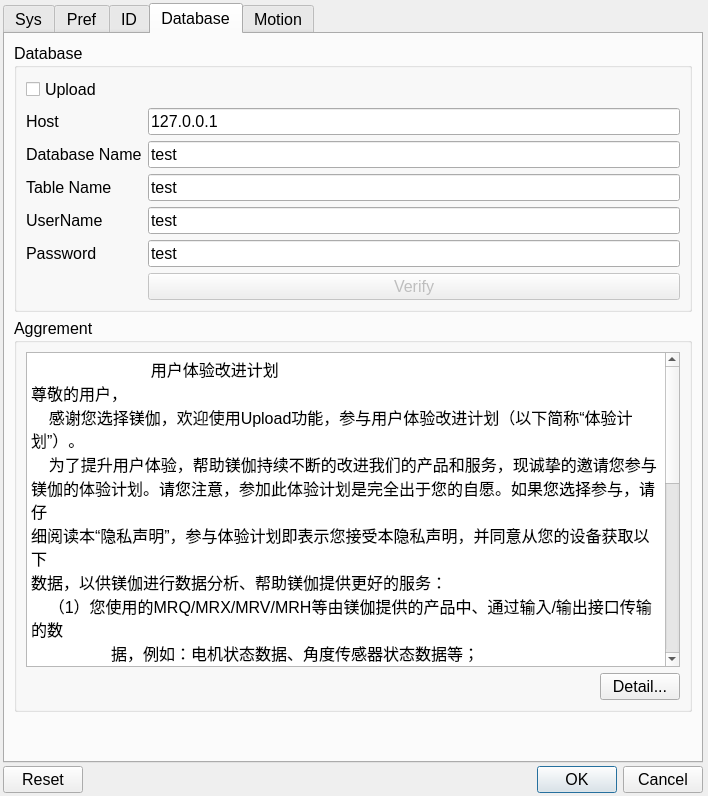
Old version of the form source/wnd/ui/syspref.ui in the repository ww4u/megarobostudio.
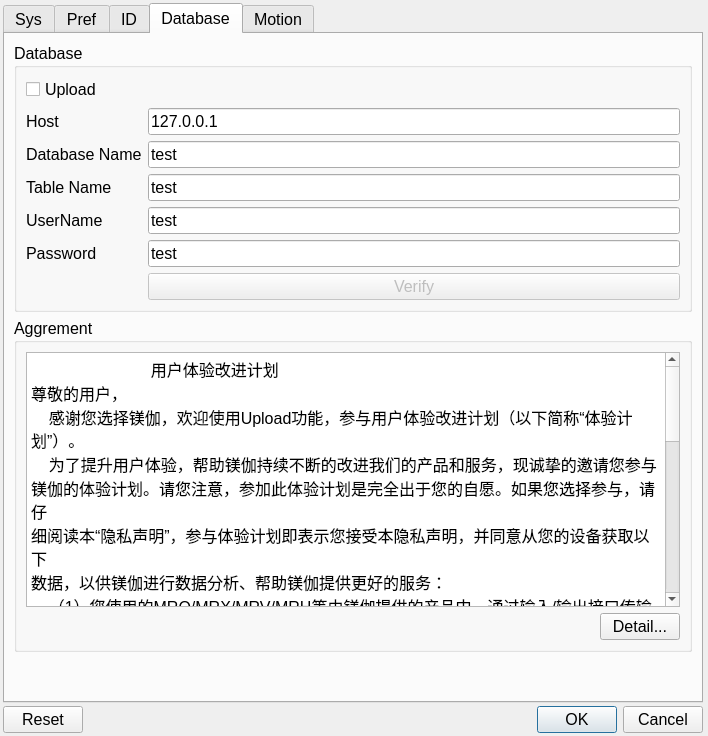
New version of the form. The open tabs and pages were chosen to show the change. Icons and pictures are not drawn.

What changed in the file:
```diff
--- a/source/wnd/ui/syspref.ui
+++ b/source/wnd/ui/syspref.ui
@@ -7,7 +7,7 @@
     <x>0</x>
     <y>0</y>
     <width>708</width>
-    <height>795</height>
+    <height>733</height>
    </rect>
   </property>
   <property name="sizePolicy">
@@ -58,7 +58,7 @@
      <property name="maximumSize">
       <size>
        <width>700</width>
-       <height>760</height>
+       <height>700</height>
       </size>
      </property>
      <property name="tabPosition">
@@ -1502,34 +1502,34 @@
              <string>&lt;!DOCTYPE HTML PUBLIC &quot;-//W3C//DTD HTML 4.0//EN&quot; &quot;http://www.w3.org/TR/REC-html40/strict.dtd&quot;&gt;
 &lt;html&gt;&lt;head&gt;&lt;meta name=&quot;qrichtext&quot; content=&quot;1&quot; /&gt;&lt;style type=&quot;text/css&quot;&gt;
 p, li { white-space: pre-wrap; }
-&lt;/style&gt;&lt;/head&gt;&lt;body style=&quot; font-family:'Ubuntu'; font-size:12pt; font-weight:400; font-style:normal;&quot;&gt;
-&lt;p style=&quot; margin-top:0px; margin-bottom:0px; margin-left:0px; margin-right:0px; -qt-block-indent:0; text-indent:0px;&quot;&gt;&lt;span style=&quot; font-family:'SimSun';&quot;&gt;                           用户体验改进计划&lt;/span&gt;&lt;/p&gt;
-&lt;p style=&quot; margin-top:0px; margin-bottom:0px; margin-left:0px; margin-right:0px; -qt-block-indent:0; text-indent:0px;&quot;&gt;&lt;span style=&quot; font-family:'SimSun';&quot;&gt;尊敬的用户，&lt;/span&gt;&lt;/p&gt;
-&lt;p style=&quot; margin-top:0px; margin-bottom:0px; margin-left:0px; margin-right:0px; -qt-block-indent:0; text-indent:0px;&quot;&gt;&lt;span style=&quot; font-family:'SimSun';&quot;&gt;    感谢您选择镁伽，欢迎使用Upload功能，参与用户体验改进计划（以下简称“体验计划”）。&lt;/span&gt;&lt;/p&gt;
-&lt;p style=&quot; margin-top:0px; margin-bottom:0px; margin-left:0px; margin-right:0px; -qt-block-indent:0; text-indent:0px;&quot;&gt;&lt;span style=&quot; font-family:'SimSun';&quot;&gt;    为了提升用户体验，帮助镁伽持续不断的改进我们的产品和服务，现诚挚的邀请您参与&lt;/span&gt;&lt;/p&gt;
-&lt;p style=&quot; margin-top:0px; margin-bottom:0px; margin-left:0px; margin-right:0px; -qt-block-indent:0; text-indent:0px;&quot;&gt;&lt;span style=&quot; font-family:'SimSun';&quot;&gt;镁伽的体验计划。请您注意，参加此体验计划是完全出于您的自愿。如果您选择参与，请仔&lt;/span&gt;&lt;/p&gt;
-&lt;p style=&quot; margin-top:0px; margin-bottom:0px; margin-left:0px; margin-right:0px; -qt-block-indent:0; text-indent:0px;&quot;&gt;&lt;span style=&quot; font-family:'SimSun';&quot;&gt;细阅读本“隐私声明”，参与体验计划即表示您接受本隐私声明，并同意从您的设备获取以下&lt;/span&gt;&lt;/p&gt;
-&lt;p style=&quot; margin-top:0px; margin-bottom:0px; margin-left:0px; margin-right:0px; -qt-block-indent:0; text-indent:0px;&quot;&gt;&lt;span style=&quot; font-family:'SimSun';&quot;&gt;数据，以供镁伽进行数据分析、帮助镁伽提供更好的服务：&lt;/span&gt;&lt;/p&gt;
-&lt;p style=&quot; margin-top:0px; margin-bottom:0px; margin-left:0px; margin-right:0px; -qt-block-indent:0; text-indent:0px;&quot;&gt;&lt;span style=&quot; font-family:'SimSun';&quot;&gt;    （1）您使用的MRQ/MRX/MRV/MRH等由镁伽提供的产品中、通过输入/输出接口传输的数&lt;/span&gt;&lt;/p&gt;
-&lt;p style=&quot; margin-top:0px; margin-bottom:0px; margin-left:0px; margin-right:0px; -qt-block-indent:0; text-indent:0px;&quot;&gt;&lt;span style=&quot; font-family:'SimSun';&quot;&gt;	据，例如：电机状态数据、角度传感器状态数据等；&lt;/span&gt;&lt;/p&gt;
-&lt;p style=&quot; margin-top:0px; margin-bottom:0px; margin-left:0px; margin-right:0px; -qt-block-indent:0; text-indent:0px;&quot;&gt;&lt;span style=&quot; font-family:'SimSun';&quot;&gt;    （2）您的电机数据经过处理后再传输给镁伽，镁伽将对收集到的数据进行分析处理，&lt;/span&gt;&lt;/p&gt;
-&lt;p style=&quot; margin-top:0px; margin-bottom:0px; margin-left:0px; margin-right:0px; -qt-block-indent:0; text-indent:0px;&quot;&gt;&lt;span style=&quot; font-family:'SimSun';&quot;&gt;	以改进镁伽的产品、服务以及用户体验。&lt;/span&gt;&lt;/p&gt;
-&lt;p style=&quot; margin-top:0px; margin-bottom:0px; margin-left:0px; margin-right:0px; -qt-block-indent:0; text-indent:0px;&quot;&gt;&lt;span style=&quot; font-family:'SimSun';&quot;&gt;    （3）若要开始或停止参与本计划，只需要选择/取消“Upload”功能来启用/禁用对您的&lt;/span&gt;&lt;/p&gt;
-&lt;p style=&quot; margin-top:0px; margin-bottom:0px; margin-left:0px; margin-right:0px; -qt-block-indent:0; text-indent:0px;&quot;&gt;&lt;span style=&quot; font-family:'SimSun';&quot;&gt;	数据收集和传输。&lt;/span&gt;&lt;/p&gt;
-&lt;p style=&quot; margin-top:0px; margin-bottom:0px; margin-left:0px; margin-right:0px; -qt-block-indent:0; text-indent:0px;&quot;&gt;&lt;span style=&quot; font-family:'SimSun';&quot;&gt;    （4）从您的设备中收集的数据将存储在安全的“镁伽云”环境中，数据的传输和使用遵&lt;/span&gt;&lt;/p&gt;
-&lt;p style=&quot; margin-top:0px; margin-bottom:0px; margin-left:0px; margin-right:0px; -qt-block-indent:0; text-indent:0px;&quot;&gt;&lt;span style=&quot; font-family:'SimSun';&quot;&gt;	守所有关于隐私和数据保护的法律和法规。&lt;/span&gt;&lt;/p&gt;
-&lt;p style=&quot; margin-top:0px; margin-bottom:0px; margin-left:0px; margin-right:0px; -qt-block-indent:0; text-indent:0px;&quot;&gt;&lt;span style=&quot; font-family:'SimSun';&quot;&gt;    （5）当镁伽的数据分析完成后，为了本计划的目的而从您的设备中收集到的所有数据&lt;/span&gt;&lt;/p&gt;
-&lt;p style=&quot; margin-top:0px; margin-bottom:0px; margin-left:0px; margin-right:0px; -qt-block-indent:0; text-indent:0px;&quot;&gt;&lt;span style=&quot; font-family:'SimSun';&quot;&gt;	都将被删除。&lt;/span&gt;&lt;/p&gt;
-&lt;p style=&quot; margin-top:0px; margin-bottom:0px; margin-left:0px; margin-right:0px; -qt-block-indent:0; text-indent:0px;&quot;&gt;&lt;span style=&quot; font-family:'SimSun';&quot;&gt;    （6）根据您的需要，您可以和镁伽联系，镁伽可以提供给您上述我们获取的所有您使&lt;/span&gt;&lt;/p&gt;
-&lt;p style=&quot; margin-top:0px; margin-bottom:0px; margin-left:0px; margin-right:0px; -qt-block-indent:0; text-indent:0px;&quot;&gt;&lt;span style=&quot; font-family:'SimSun';&quot;&gt;	用的设备的数据，以帮助您提高设备使用体验。&lt;/span&gt;&lt;/p&gt;
-&lt;p style=&quot; margin-top:0px; margin-bottom:0px; margin-left:0px; margin-right:0px; -qt-block-indent:0; text-indent:0px;&quot;&gt;&lt;span style=&quot; font-family:'SimSun';&quot;&gt;    （7）对于从您的设备收集的所有信息，镁伽将严格保密。&lt;/span&gt;&lt;/p&gt;
-&lt;p style=&quot; margin-top:0px; margin-bottom:0px; margin-left:0px; margin-right:0px; -qt-block-indent:0; text-indent:0px;&quot;&gt;&lt;span style=&quot; font-family:'SimSun';&quot;&gt;    镁伽重视数据的安全。我们采取业内标准的数据保密做法来保护您的数据，防止数据遭&lt;/span&gt;&lt;/p&gt;
-&lt;p style=&quot; margin-top:0px; margin-bottom:0px; margin-left:0px; margin-right:0px; -qt-block-indent:0; text-indent:0px;&quot;&gt;&lt;span style=&quot; font-family:'SimSun';&quot;&gt;	到未经授权的访问、纰漏、使用、修改、损坏或丢失。&lt;/span&gt;&lt;/p&gt;
-&lt;p style=&quot; margin-top:0px; margin-bottom:0px; margin-left:0px; margin-right:0px; -qt-block-indent:0; text-indent:0px;&quot;&gt;&lt;span style=&quot; font-family:'SimSun';&quot;&gt;    （8）联系方式&lt;/span&gt;&lt;/p&gt;
-&lt;p style=&quot; margin-top:0px; margin-bottom:0px; margin-left:0px; margin-right:0px; -qt-block-indent:0; text-indent:0px;&quot;&gt;&lt;span style=&quot; font-family:'SimSun';&quot;&gt;    您如果有任何疑问、需求、意见或建议，请发送电子邮件给：&lt;/span&gt;&lt;/p&gt;
-&lt;p style=&quot; margin-top:0px; margin-bottom:0px; margin-left:0px; margin-right:0px; -qt-block-indent:0; text-indent:0px;&quot;&gt;&lt;span style=&quot; font-family:'SimSun';&quot;&gt;	officialmail@megarobo.tech与我们联系，或访问我们的网站www.megarobo.tech。&lt;/span&gt;&lt;/p&gt;
-&lt;p style=&quot;-qt-paragraph-type:empty; margin-top:0px; margin-bottom:0px; margin-left:0px; margin-right:0px; -qt-block-indent:0; text-indent:0px; font-family:'SimSun';&quot;&gt;&lt;br /&gt;&lt;/p&gt;
-&lt;p style=&quot; margin-top:0px; margin-bottom:0px; margin-left:0px; margin-right:0px; -qt-block-indent:0; text-indent:0px;&quot;&gt;&lt;span style=&quot; font-family:'SimSun';&quot;&gt;    版权所有©北京镁伽机器人科技有限公司2018，保留一切权利。&lt;/span&gt;&lt;/p&gt;&lt;/body&gt;&lt;/html&gt;</string>
+&lt;/style&gt;&lt;/head&gt;&lt;body style=&quot; font-family:'SimSun'; font-size:12pt; font-weight:400; font-style:normal;&quot;&gt;
+&lt;p style=&quot; margin-top:0px; margin-bottom:0px; margin-left:0px; margin-right:0px; -qt-block-indent:0; text-indent:0px;&quot;&gt;                           用户体验改进计划&lt;/p&gt;
+&lt;p style=&quot; margin-top:0px; margin-bottom:0px; margin-left:0px; margin-right:0px; -qt-block-indent:0; text-indent:0px;&quot;&gt;尊敬的用户，&lt;/p&gt;
+&lt;p style=&quot; margin-top:0px; margin-bottom:0px; margin-left:0px; margin-right:0px; -qt-block-indent:0; text-indent:0px;&quot;&gt;    感谢您选择镁伽，欢迎使用Upload功能，参与用户体验改进计划（以下简称“体验计划”）。&lt;/p&gt;
+&lt;p style=&quot; margin-top:0px; margin-bottom:0px; margin-left:0px; margin-right:0px; -qt-block-indent:0; text-indent:0px;&quot;&gt;    为了提升用户体验，帮助镁伽持续不断的改进我们的产品和服务，现诚挚的邀请您参与&lt;/p&gt;
+&lt;p style=&quot; margin-top:0px; margin-bottom:0px; margin-left:0px; margin-right:0px; -qt-block-indent:0; text-indent:0px;&quot;&gt;镁伽的体验计划。请您注意，参加此体验计划是完全出于您的自愿。如果您选择参与，请仔&lt;/p&gt;
+&lt;p style=&quot; margin-top:0px; margin-bottom:0px; margin-left:0px; margin-right:0px; -qt-block-indent:0; text-indent:0px;&quot;&gt;细阅读本“隐私声明”，参与体验计划即表示您接受本隐私声明，并同意从您的设备获取以下&lt;/p&gt;
+&lt;p style=&quot; margin-top:0px; margin-bottom:0px; margin-left:0px; margin-right:0px; -qt-block-indent:0; text-indent:0px;&quot;&gt;数据，以供镁伽进行数据分析、帮助镁伽提供更好的服务：&lt;/p&gt;
+&lt;p style=&quot; margin-top:0px; margin-bottom:0px; margin-left:0px; margin-right:0px; -qt-block-indent:0; text-indent:0px;&quot;&gt;    （1）您使用的MRQ/MRX/MRV/MRH等由镁伽提供的产品中、通过输入/输出接口传输的数&lt;/p&gt;
+&lt;p style=&quot; margin-top:0px; margin-bottom:0px; margin-left:0px; margin-right:0px; -qt-block-indent:0; text-indent:0px;&quot;&gt;	据，例如：电机状态数据、角度传感器状态数据等；&lt;/p&gt;
+&lt;p style=&quot; margin-top:0px; margin-bottom:0px; margin-left:0px; margin-right:0px; -qt-block-indent:0; text-indent:0px;&quot;&gt;    （2）您的电机数据经过处理后再传输给镁伽，镁伽将对收集到的数据进行分析处理，&lt;/p&gt;
+&lt;p style=&quot; margin-top:0px; margin-bottom:0px; margin-left:0px; margin-right:0px; -qt-block-indent:0; text-indent:0px;&quot;&gt;	以改进镁伽的产品、服务以及用户体验。&lt;/p&gt;
+&lt;p style=&quot; margin-top:0px; margin-bottom:0px; margin-left:0px; margin-right:0px; -qt-block-indent:0; text-indent:0px;&quot;&gt;    （3）若要开始或停止参与本计划，只需要选择/取消“Upload”功能来启用/禁用对您的&lt;/p&gt;
+&lt;p style=&quot; margin-top:0px; margin-bottom:0px; margin-left:0px; margin-right:0px; -qt-block-indent:0; text-indent:0px;&quot;&gt;	数据收集和传输。&lt;/p&gt;
+&lt;p style=&quot; margin-top:0px; margin-bottom:0px; margin-left:0px; margin-right:0px; -qt-block-indent:0; text-indent:0px;&quot;&gt;    （4）从您的设备中收集的数据将存储在安全的“镁伽云”环境中，数据的传输和使用遵&lt;/p&gt;
+&lt;p style=&quot; margin-top:0px; margin-bottom:0px; margin-left:0px; margin-right:0px; -qt-block-indent:0; text-indent:0px;&quot;&gt;	守所有关于隐私和数据保护的法律和法规。&lt;/p&gt;
+&lt;p style=&quot; margin-top:0px; margin-bottom:0px; margin-left:0px; margin-right:0px; -qt-block-indent:0; text-indent:0px;&quot;&gt;    （5）当镁伽的数据分析完成后，为了本计划的目的而从您的设备中收集到的所有数据&lt;/p&gt;
+&lt;p style=&quot; margin-top:0px; margin-bottom:0px; margin-left:0px; margin-right:0px; -qt-block-indent:0; text-indent:0px;&quot;&gt;	都将被删除。&lt;/p&gt;
+&lt;p style=&quot; margin-top:0px; margin-bottom:0px; margin-left:0px; margin-right:0px; -qt-block-indent:0; text-indent:0px;&quot;&gt;    （6）根据您的需要，您可以和镁伽联系，镁伽可以提供给您上述我们获取的所有您使&lt;/p&gt;
+&lt;p style=&quot; margin-top:0px; margin-bottom:0px; margin-left:0px; margin-right:0px; -qt-block-indent:0; text-indent:0px;&quot;&gt;	用的设备的数据，以帮助您提高设备使用体验。&lt;/p&gt;
+&lt;p style=&quot; margin-top:0px; margin-bottom:0px; margin-left:0px; margin-right:0px; -qt-block-indent:0; text-indent:0px;&quot;&gt;    （7）对于从您的设备收集的所有信息，镁伽将严格保密。&lt;/p&gt;
+&lt;p style=&quot; margin-top:0px; margin-bottom:0px; margin-left:0px; margin-right:0px; -qt-block-indent:0; text-indent:0px;&quot;&gt;    镁伽重视数据的安全。我们采取业内标准的数据保密做法来保护您的数据，防止数据遭&lt;/p&gt;
+&lt;p style=&quot; margin-top:0px; margin-bottom:0px; margin-left:0px; margin-right:0px; -qt-block-indent:0; text-indent:0px;&quot;&gt;	到未经授权的访问、纰漏、使用、修改、损坏或丢失。&lt;/p&gt;
+&lt;p style=&quot; margin-top:0px; margin-bottom:0px; margin-left:0px; margin-right:0px; -qt-block-indent:0; text-indent:0px;&quot;&gt;    （8）联系方式&lt;/p&gt;
+&lt;p style=&quot; margin-top:0px; margin-bottom:0px; margin-left:0px; margin-right:0px; -qt-block-indent:0; text-indent:0px;&quot;&gt;    您如果有任何疑问、需求、意见或建议，请发送电子邮件给：&lt;/p&gt;
+&lt;p style=&quot; margin-top:0px; margin-bottom:0px; margin-left:0px; margin-right:0px; -qt-block-indent:0; text-indent:0px;&quot;&gt;	officialmail@megarobo.tech与我们联系，或访问我们的网站www.megarobo.tech。&lt;/p&gt;
+&lt;p style=&quot;-qt-paragraph-type:empty; margin-top:0px; margin-bottom:0px; margin-left:0px; margin-right:0px; -qt-block-indent:0; text-indent:0px;&quot;&gt;&lt;br /&gt;&lt;/p&gt;
+&lt;p style=&quot; margin-top:0px; margin-bottom:0px; margin-left:0px; margin-right:0px; -qt-block-indent:0; text-indent:0px;&quot;&gt;    版权所有©北京镁伽机器人科技有限公司2018，保留一切权利。&lt;/p&gt;&lt;/body&gt;&lt;/html&gt;</string>
             </property>
             <property name="acceptRichText">
              <bool>true</bool>
```
Left out of the diff: 42 changed lines with no effect on the pictures.
